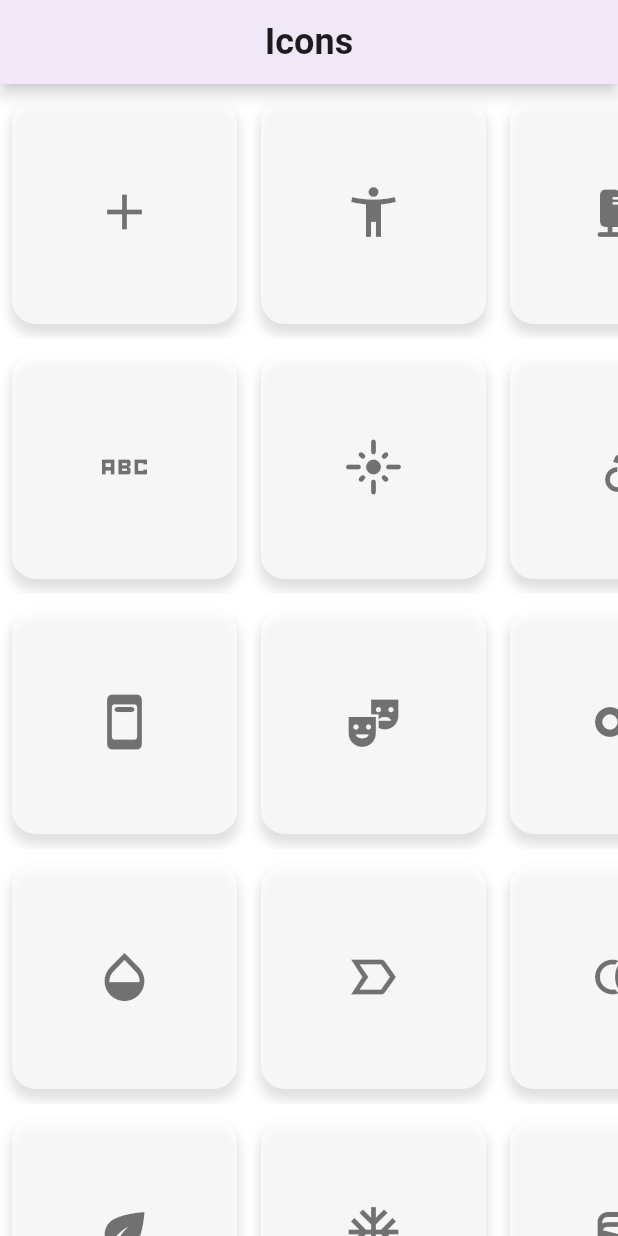
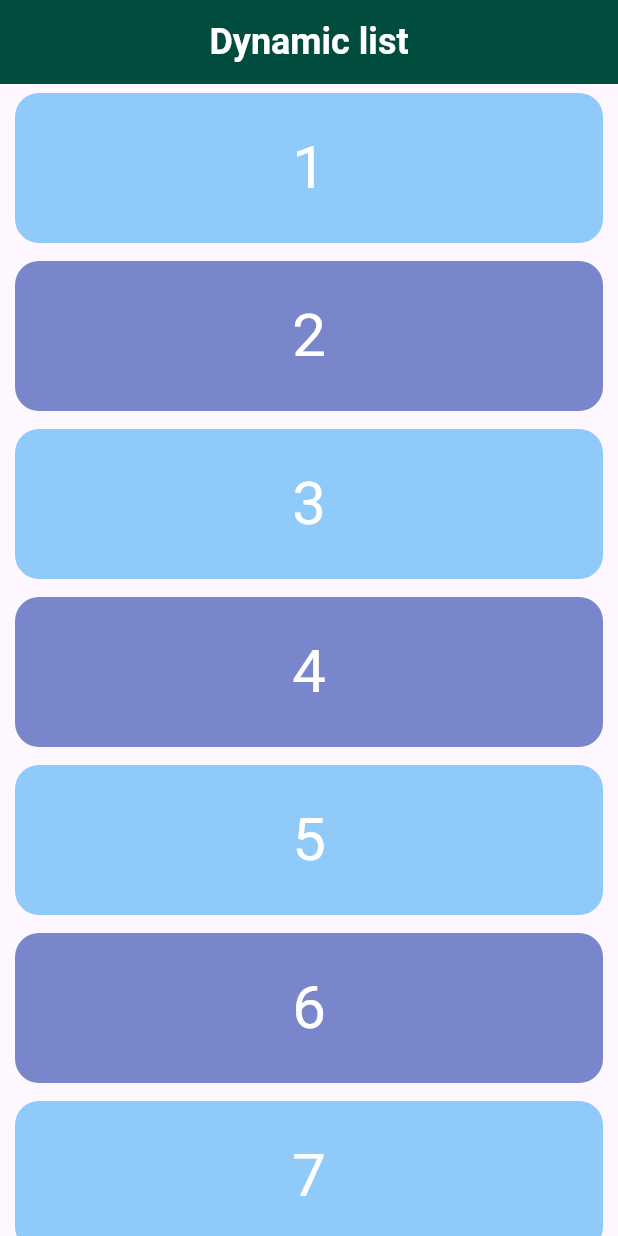
Before and after one commit to jagritixjha/counter_app, a Flutter app: the screen it shows after launch, on a phone screen of 412 x 824 dp. Run offline on Flutter 3.47's test engine with Material 3 defaults, Android fonts, the phone set to English and light mode, and no system bars.

Commit message:
dynamic list screen

```diff
--- a/lib/main.dart
+++ b/lib/main.dart
@@ -1,6 +1,6 @@
-import 'package:counter_app/views/icons_list.dart';
+import 'package:counter_app/views/dynamic_list.dart';
 import 'package:flutter/material.dart';
 
 void main() {
-  runApp(const IconListScreen());
+  runApp(DynamicListHomeScreen());
 }
--- /dev/null
+++ b/lib/views/dynamic_list.dart
@@ -0,0 +1,71 @@
+import 'package:flutter/material.dart';
+
+class DynamicListHomeScreen extends StatefulWidget {
+  const DynamicListHomeScreen({super.key});
+
+  @override
+  State<DynamicListHomeScreen> createState() => _DynamicListHomeScreenState();
+}
+
+class _DynamicListHomeScreenState extends State<DynamicListHomeScreen> {
+  List<Map<int, Color>> boxData = [
+    {1: Colors.blue.shade200},
+    {2: Colors.indigo.shade300},
+    {3: Colors.blue.shade200},
+    {4: Colors.indigo.shade300},
+    {5: Colors.blue.shade200},
+    {6: Colors.indigo.shade300},
+    {7: Colors.blue.shade200},
+    {8: Colors.indigo.shade300},
+  ];
+
+  Widget boxList(context, List<Map<int, Color>> boxData) {
+    return SingleChildScrollView(
+      scrollDirection: Axis.vertical,
+      child: Column(
+        children: boxData.map((e) {
+          int key = e.keys.first;
+          Color? c = e[key];
+          return Container(
+            height: 100,
+            alignment: Alignment.center,
+            width: MediaQuery.of(context).size.width,
+            margin: const EdgeInsets.symmetric(horizontal: 10, vertical: 6),
+            decoration: BoxDecoration(
+                borderRadius: BorderRadius.circular(16), color: c),
+            child: Text(
+              '$key',
+              style: const TextStyle(
+                color: Colors.white,
+                fontSize: 40,
+                fontWeight: FontWeight.w400,
+              ),
+            ),
+          );
+        }).toList(),
+      ),
+    );
+  }
+
+  @override
+  Widget build(BuildContext context) {
+    return MaterialApp(
+      debugShowCheckedModeBanner: false,
+      home: Scaffold(
+        appBar: AppBar(
+          centerTitle: true,
+          backgroundColor: Colors.teal.shade900,
+          title: const Text(
+            'Dynamic list',
+            style: TextStyle(
+              fontSize: 24,
+              color: Colors.white,
+              fontWeight: FontWeight.w700,
+            ),
+          ),
+        ),
+        body: boxList(context, boxData),
+      ),
+    );
+  }
+}
```
